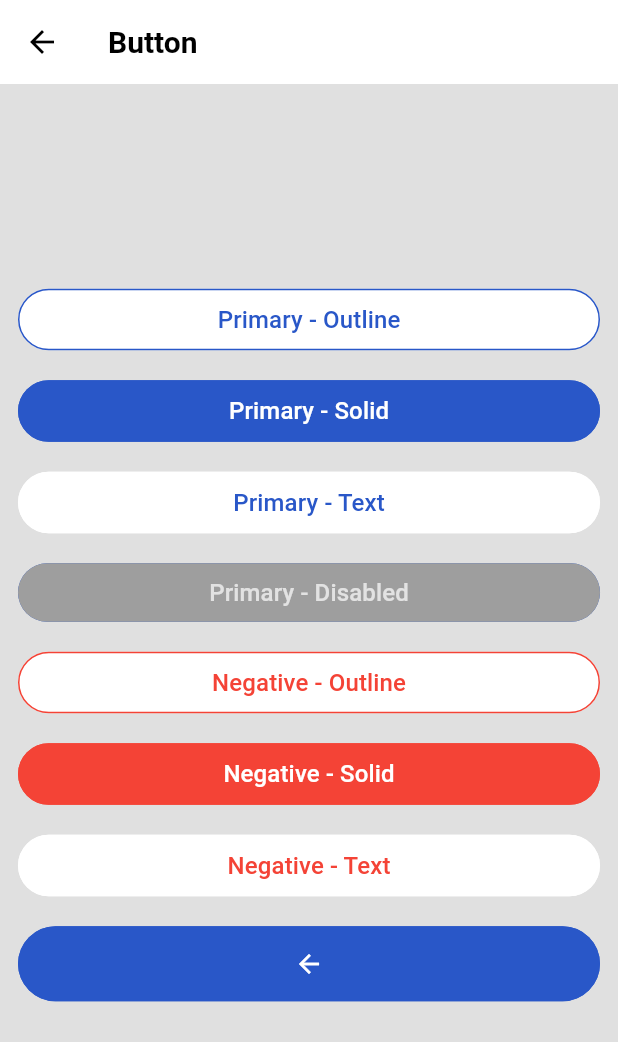
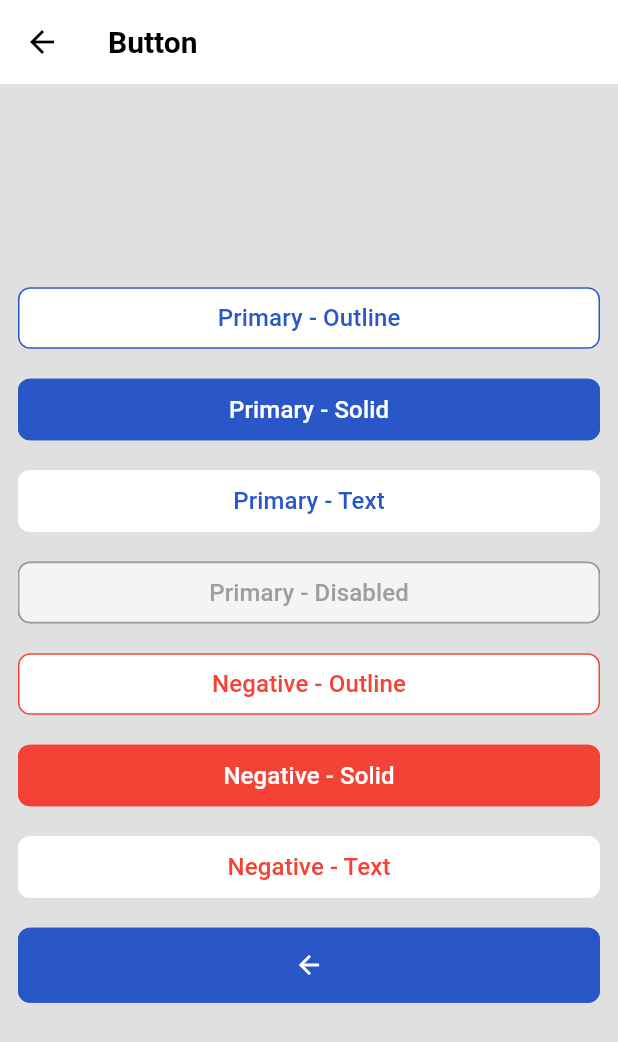
Before and after one commit to camapblue/boilerplate_flutter_web, a Flutter app: the screen it shows after launch, after a tap on "Button", on a phone screen of 412 x 824 dp. Shown: the top 1042 px of the screen. Run offline on Flutter 3.47's test engine with Material 2 defaults, Android fonts, the phone set to English and light mode, and no system bars; our stand-ins replace bot_toast, cached_network_image, equatable, flutter_bloc, flutter_keyboard_visibility, flutter_svg and 5 more; missing offline and left inert: loadmore, qlevar_router; Roboto replaces fonts that are missing (NeoSansIntel); project files that could hold a hidden picture were left out.

Commit message:
Update common widgets

```diff
--- a/lib/constants/app_images.dart
+++ b/lib/constants/app_images.dart
@@ -2,4 +2,5 @@ class AppImagesAsset {
   static String defaultAvatar = 'assets/images/default_avatar.png';
 
   static String logo = 'assets/images/logo.png';
+  static String appIcon = 'assets/images/app_icon.png';
 }
--- a/lib/widgets/button/x_button.dart
+++ b/lib/widgets/button/x_button.dart
@@ -23,6 +23,7 @@ class XButton extends StatelessWidget {
   final Widget? prefixIcon;
   final Widget? suffixIcon;
   final bool loading;
+  final int? maxLines;
 
   const XButton({
     Key? key,
@@ -41,6 +42,7 @@ class XButton extends StatelessWidget {
     this.prefixIcon,
     this.suffixIcon,
     this.loading = false,
+    this.maxLines,
   }) : super(key: key);
 
   const XButton.primary({
@@ -60,6 +62,7 @@ class XButton extends StatelessWidget {
     this.suffixIcon,
     this.prefixIcon,
     this.loading = false,
+    this.maxLines,
   }) : super(key: key);
 
   const XButton.positive({
@@ -79,6 +82,7 @@ class XButton extends StatelessWidget {
     this.prefixIcon,
     this.suffixIcon,
     this.loading = false,
+    this.maxLines,
   }) : super(key: key);
 
   const XButton.negative({
@@ -98,12 +102,33 @@ class XButton extends StatelessWidget {
     this.prefixIcon,
     this.suffixIcon,
     this.loading = false,
+    this.maxLines,
+  }) : super(key: key);
+
+  const XButton.outlined({
+    Key? key,
+    this.style = XButtonStyle.outline,
+    this.onPressed,
+    this.title,
+    this.child,
+    this.color,
+    this.solidTextColor,
+    this.padding,
+    this.borderRadius,
+    this.width,
+    this.suffixIcon,
+    this.prefixIcon,
+    this.loading = false,
+    this.maxLines,
+    this.type = XButtonType.positive,
+    this.prefixIconColor,
+    this.textStyle,
   }) : super(key: key);
 
   @override
   Widget build(BuildContext context) {
     final primaryColor = color ?? _getColor(context);
-    final xRadius = borderRadius ?? BorderRadius.circular(100.0);
+    final xRadius = borderRadius ?? BorderRadius.circular(8);
     final isEnabled = onPressed != null;
     final textColor = _getTextColor(context, primaryColor);
 
@@ -130,7 +155,11 @@ class XButton extends StatelessWidget {
                 )
               : BoxDecoration(
                   borderRadius: xRadius,
-                  color: context.disabledColor,
+                  color: context.backgroundSubdued,
+                  border: Border.all(
+                    color: context.disabledColor,
+                    width: 1.0,
+                  ),
                 ),
           child: child ??
               Center(
@@ -143,9 +172,11 @@ class XButton extends StatelessWidget {
                   ],
                   XText.labelLarge(
                     title,
+                    maxLines: maxLines,
+                    overflow: TextOverflow.ellipsis,
                   ).customWith(
                     context,
-                    color: textColor.withOpacity(isEnabled ? 1.0 : 0.7),
+                    color: isEnabled ? textColor : context.disabledColor,
                   ),
                   if (suffixIcon != null && !loading) ...[
                     const SizedBox(width: 8),
--- a/lib/widgets/button/x_link_button.dart
+++ b/lib/widgets/button/x_link_button.dart
@@ -12,6 +12,7 @@ class XLinkButton extends StatelessWidget {
   final TextDecoration? decoration;
   final Color? decorationColor;
   final double? decorationThickness;
+  final double? fontSize;
 
   const XLinkButton({
     Key? key,
@@ -23,6 +24,7 @@ class XLinkButton extends StatelessWidget {
     this.decoration,
     this.decorationColor,
     this.decorationThickness,
+    this.fontSize,
   }) : super(key: key);
 
   @override
@@ -45,6 +47,7 @@ class XLinkButton extends StatelessWidget {
                   decorationColor: decorationColor ?? context.primaryColor,
                   decorationThickness: decorationThickness ?? 1.0,
                   fontWeight: FontWeight.bold,
+                  fontSize: fontSize,
                 ),
           ),
     );
--- a/lib/widgets/text/x_text.dart
+++ b/lib/widgets/text/x_text.dart
@@ -194,6 +194,7 @@ class XText extends StatelessWidget {
     Color? color,
     double? fontSize,
     FontStyle? fontStyle,
+    FontWeight? fontWeight,
   }) {
     final currentStyle = style ?? xStyle.getTextStyle(context);
     return XText(
@@ -201,7 +202,11 @@ class XText extends StatelessWidget {
       key: key,
       xStyle: xStyle,
       style: currentStyle?.copyWith(
-          color: color, fontSize: fontSize, fontStyle: fontStyle),
+        color: color,
+        fontSize: fontSize,
+        fontStyle: fontStyle,
+        fontWeight: fontWeight,
+      ),
       textAlign: textAlign,
       maxLines: maxLines,
       overflow: overflow,
```
Also changed, not shown: common/lib/core/blocs/base/event_bus.dart (+4 -6 lines), lib/constants/app_context.dart (+11 -1 lines), lib/widgets/app_image/app_image.dart (+11 -0 lines), lib/widgets/button/ink_well_button.dart (+8 -0 lines), lib/widgets/button/x_icon_button.dart (added, +51 -0 lines), lib/widgets/menu_bar/menu_bar.dart (+6 -6 lines), lib/widgets/text_form_field/x_text_form_field.dart (+18 -5 lines), storybook/lib/stories/menu_bar_story.dart (+2 -2 lines), assets/images/app_icon.png (added).
